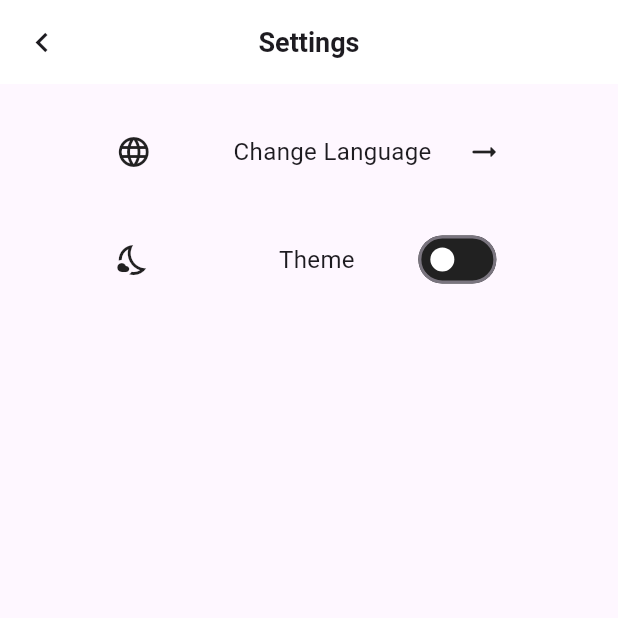
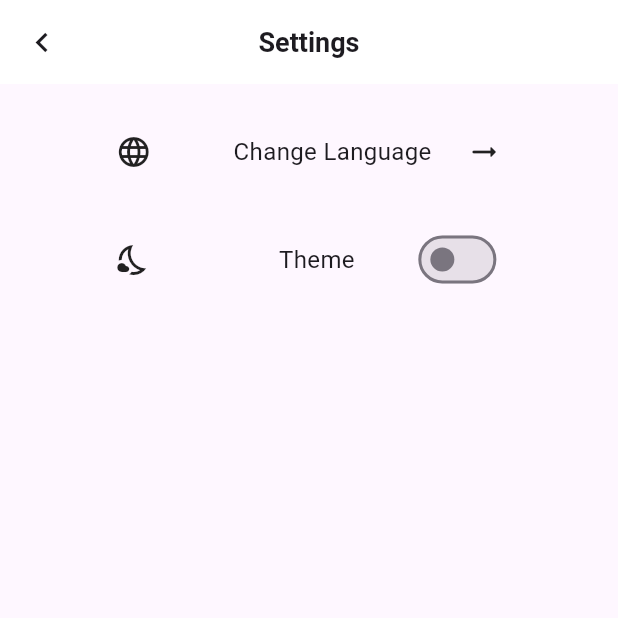
Before and after one commit to uygareren/The-K-br-s-App, a Flutter app: the SettingsScreen screen opened directly, on a phone screen of 412 x 824 dp, the top half of it. Run offline on Flutter 3.47's test engine with Material 3 defaults, Android fonts, the phone set to English and light mode, and no system bars; our stand-ins replace carousel_slider, dio, google_nav_bar, hexcolor, shared_preferences; accounts and stored records are empty; network calls fail.

```diff
--- a/lib/screens/SettingsScreen.dart
+++ b/lib/screens/SettingsScreen.dart
@@ -12,7 +12,7 @@ class _SettingsScreenState extends State<SettingsScreen> {
   @override
   void initState() {
     super.initState();
-    _isLight = false; // Initialize _isLight here
+    _isLight = true; // Initialize _isLight here
     _loadTheme();
   }
 
@@ -89,7 +89,7 @@ class _SettingsScreenState extends State<SettingsScreen> {
                   children: [
                     Icon(Icons.nights_stay_outlined),
                     SizedBox(width: 8),
-                    Text(
+                    const Text(
                       "Theme",
                       style: TextStyle(
                         fontSize: 16,
@@ -98,11 +98,6 @@ class _SettingsScreenState extends State<SettingsScreen> {
                     ),
                     Switch(
                         value: _isLight,
-                        inactiveThumbColor: Colors.white,
-                        inactiveTrackColor:
-                            const Color.fromARGB(255, 33, 33, 33),
-                        activeTrackColor:
-                            const Color.fromARGB(255, 89, 172, 91),
                         onChanged: (bool value) {
                           setState(() {
                             _isLight = value;
--- a/pubspec.yaml
+++ b/pubspec.yaml
@@ -39,6 +39,8 @@ dependencies:
   hexcolor: ^3.0.1
   flutter_svg: ^2.0.9
   shared_preferences: ^2.2.2
+  bloc: ^8.1.2
+  flutter_bloc: ^8.1.3
 
 
 
```
Also changed, not shown: lib/theme/darkTheme.dart (deleted), lib/theme/lightTheme.dart (deleted), pubspec.lock.
